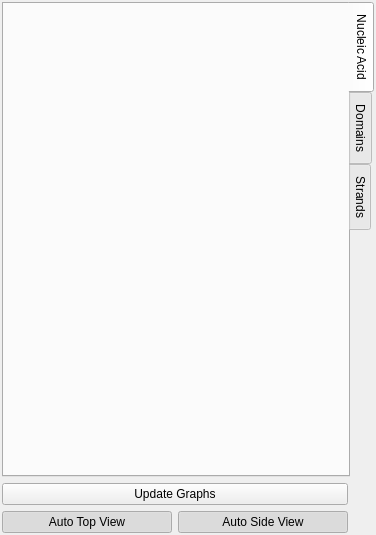
NATuG3/NATuG3, file ui/panels/config/panel.ui: the form before one commit.
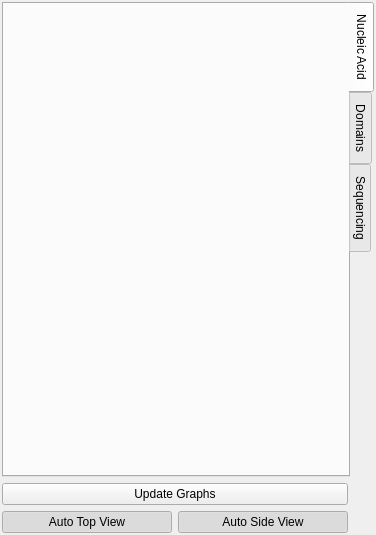
The form after the commit.

Commit message: Changed "strand" tab to "sequencing"

The edit to the form file:
```diff
--- a/ui/panels/config/panel.ui
+++ b/ui/panels/config/panel.ui
@@ -67,7 +67,7 @@
                     </widget>
                     <widget class="QWidget" name="strands_tab">
                         <attribute name="title">
-                            <string>Strands</string>
+       <string>Sequencing</string>
                         </attribute>
                     </widget>
                 </widget>
```
Left out of the diff: 2 changed lines with no effect on the pictures. Lines whose indentation alone changed are shown as unchanged. The commit also changes 15 other files.
